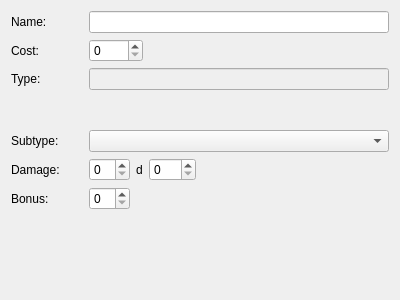
Qt form Data/EditorFiles/Editors/ui/WeaponEditor.ui (griusfux/conceptrpg2) before a commit.
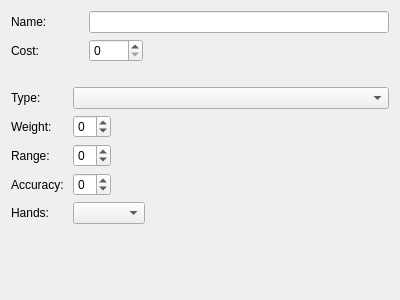
The same form after that commit.

The edit to the form file:
```diff
--- a/Data/EditorFiles/Editors/ui/WeaponEditor.ui
+++ b/Data/EditorFiles/Editors/ui/WeaponEditor.ui
@@ -33,99 +33,6 @@
        </property>
       </widget>
      </item>
-     <item row="2" column="0">
-      <widget class="QLabel" name="label_3">
-       <property name="text">
-        <string>Type:</string>
-       </property>
-      </widget>
-     </item>
-     <item row="2" column="2">
-      <widget class="QLineEdit" name="type">
-       <property name="enabled">
-        <bool>false</bool>
-       </property>
-      </widget>
-     </item>
-     <item row="5" column="0">
-      <widget class="QLabel" name="label_4">
-       <property name="text">
-        <string>Subtype:</string>
-       </property>
-      </widget>
-     </item>
-     <item row="3" column="0">
-      <spacer name="verticalSpacer_2">
-       <property name="orientation">
-        <enum>Qt::Vertical</enum>
-       </property>
-       <property name="sizeHint" stdset="0">
-        <size>
-         <width>20</width>
-         <height>40</height>
-        </size>
-       </property>
-      </spacer>
-     </item>
-     <item row="6" column="0">
-      <widget class="QLabel" name="label_5">
-       <property name="text">
-        <string>Damage:</string>
-       </property>
-      </widget>
-     </item>
-     <item row="5" column="2">
-      <widget class="QComboBox" name="subtype">
-       <property name="editable">
-        <bool>false</bool>
-       </property>
-      </widget>
-     </item>
-     <item row="6" column="2">
-      <layout class="QHBoxLayout" name="horizontalLayout">
-       <item>
-        <widget class="QSpinBox" name="damage0">
-         <property name="maximum">
-          <number>99</number>
-         </property>
-        </widget>
-       </item>
-       <item>
-        <widget class="QLabel" name="label_6">
-         <property name="text">
-          <string>d</string>
-         </property>
-        </widget>
-       </item>
-       <item>
-        <widget class="QSpinBox" name="damage1">
-         <property name="maximum">
-          <number>999</number>
-         </property>
-        </widget>
-       </item>
-       <item>
-        <spacer name="horizontalSpacer">
-         <property name="orientation">
-          <enum>Qt::Horizontal</enum>
-         </property>
-         <property name="sizeHint" stdset="0">
-          <size>
-           <width>40</width>
-           <height>20</height>
-          </size>
-         </property>
-        </spacer>
-       </item>
-      </layout>
-     </item>
-     <item row="7" column="0">
-      <widget class="QLabel" name="label_7">
-       <property name="text">
-        <string>Bonus:</string>
-       </property>
-      </widget>
-     </item>
      <item row="1" column="2">
       <layout class="QHBoxLayout" name="horizontalLayout_2">
        <item>
@@ -150,10 +57,89 @@
        </item>
       </layout>
      </item>
-     <item row="7" column="2">
+    </layout>
+   </item>
+   <item>
+    <spacer name="verticalSpacer_2">
+     <property name="orientation">
+      <enum>Qt::Vertical</enum>
+     </property>
+     <property name="sizeHint" stdset="0">
+      <size>
+       <width>20</width>
+       <height>40</height>
+      </size>
+     </property>
+    </spacer>
+   </item>
+   <item>
+    <layout class="QGridLayout" name="gridLayout_2">
+     <item row="0" column="0">
+      <widget class="QLabel" name="label_4">
+       <property name="text">
+        <string>Type:</string>
+       </property>
+      </widget>
+     </item>
+     <item row="1" column="0">
+      <widget class="QLabel" name="label_5">
+       <property name="text">
+        <string>Weight: </string>
+       </property>
+      </widget>
+     </item>
+     <item row="2" column="0">
+      <widget class="QLabel" name="label_7">
+       <property name="text">
+        <string>Range: </string>
+       </property>
+      </widget>
+     </item>
+     <item row="1" column="1">
+      <layout class="QHBoxLayout" name="horizontalLayout">
+       <item>
+        <widget class="QSpinBox" name="weight">
+         <property name="minimum">
+          <number>-5</number>
+         </property>
+         <property name="maximum">
+          <number>5</number>
+         </property>
+        </widget>
+       </item>
+       <item>
+        <spacer name="horizontalSpacer">
+         <property name="orientation">
+          <enum>Qt::Horizontal</enum>
+         </property>
+         <property name="sizeHint" stdset="0">
+          <size>
+           <width>40</width>
+           <height>20</height>
+          </size>
+         </property>
+        </spacer>
+       </item>
+      </layout>
+     </item>
+     <item row="0" column="1">
+      <widget class="QComboBox" name="type">
+       <property name="editable">
+        <bool>false</bool>
+       </property>
+      </widget>
+     </item>
+     <item row="2" column="1">
       <layout class="QHBoxLayout" name="horizontalLayout_3">
        <item>
-        <widget class="QSpinBox" name="bonus"/>
+        <widget class="QSpinBox" name="range">
+         <property name="minimum">
+          <number>-5</number>
+         </property>
+         <property name="maximum">
+          <number>5</number>
+         </property>
+        </widget>
        </item>
        <item>
         <spacer name="horizontalSpacer_3">
@@ -170,6 +156,67 @@
        </item>
       </layout>
      </item>
+     <item row="3" column="0">
+      <widget class="QLabel" name="label_6">
+       <property name="text">
+        <string>Accuracy: </string>
+       </property>
+      </widget>
+     </item>
+     <item row="3" column="1">
+      <layout class="QHBoxLayout" name="horizontalLayout_4">
+       <item>
+        <widget class="QSpinBox" name="accuracy">
+         <property name="minimum">
+          <number>-5</number>
+         </property>
+         <property name="maximum">
+          <number>5</number>
+         </property>
+        </widget>
+       </item>
+       <item>
+        <spacer name="horizontalSpacer_4">
+         <property name="orientation">
+          <enum>Qt::Horizontal</enum>
+         </property>
+         <property name="sizeHint" stdset="0">
+          <size>
+           <width>40</width>
+           <height>20</height>
+          </size>
+         </property>
+        </spacer>
+       </item>
+      </layout>
+     </item>
+     <item row="4" column="0">
+      <widget class="QLabel" name="label_8">
+       <property name="text">
+        <string>Hands: </string>
+       </property>
+      </widget>
+     </item>
+     <item row="4" column="1">
+      <layout class="QHBoxLayout" name="horizontalLayout_5">
+       <item>
+        <widget class="QComboBox" name="hands"/>
+       </item>
+       <item>
+        <spacer name="horizontalSpacer_5">
+         <property name="orientation">
+          <enum>Qt::Horizontal</enum>
+         </property>
+         <property name="sizeHint" stdset="0">
+          <size>
+           <width>40</width>
+           <height>20</height>
+          </size>
+         </property>
+        </spacer>
+       </item>
+      </layout>
+     </item>
     </layout>
    </item>
    <item>
```
Left out of the diff: 6 changed lines with no effect on the pictures.
